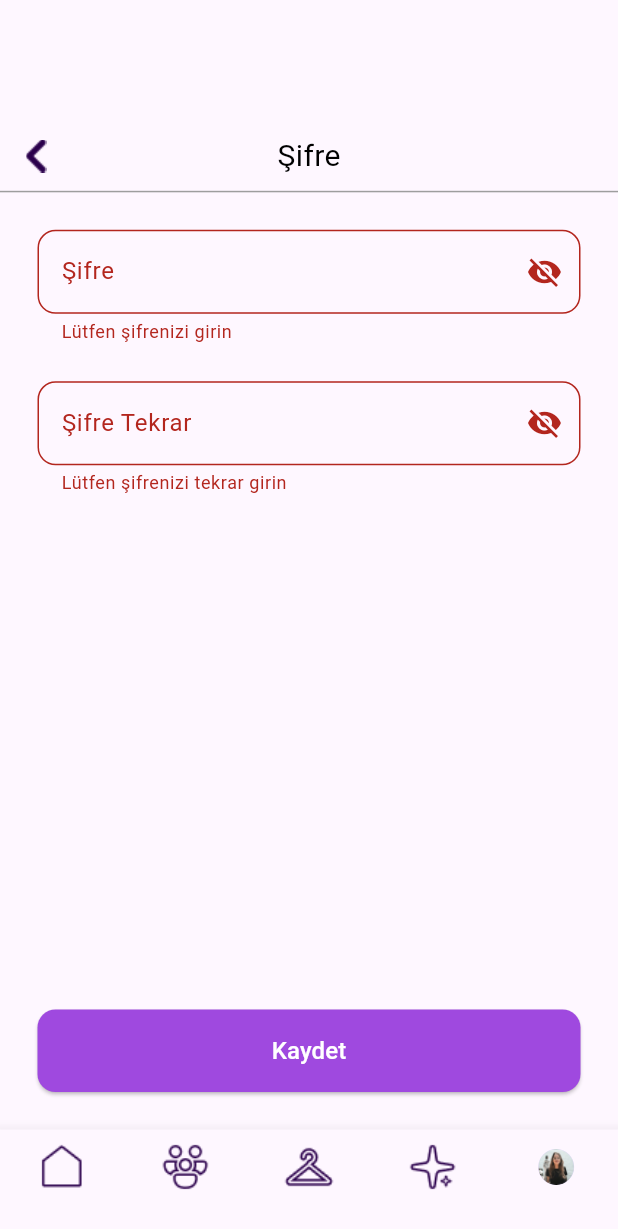
After one commit to wissenschaftlerin/oua_2024_bootcamp_flutter_grup32, a Flutter app: the ChangePasswordPage screen opened directly, after a tap on "Kaydet", on a phone screen of 412 x 824 dp. The commit adds this screen. Shown: the top 1229 px of the screen. Run offline on Flutter 3.47's test engine with Material 3 defaults, Android fonts, the light colour scheme and no system bars; our stand-ins replace cloud_firestore, connectivity_plus, firebase_auth, firebase_core, font_awesome_flutter, google_fonts and 3 more; missing offline and left inert: firebase_app_check; accounts and stored records are empty.

Commit message:
şifre ayarları sayfası kodları eklendi

```diff
--- a/fit4try/lib/screens/auth/sign_in/login_screen.dart
+++ b/fit4try/lib/screens/auth/sign_in/login_screen.dart
@@ -2,7 +2,7 @@
 // login ekranının main kısmı
 
 import 'package:flutter/material.dart';
-import 'package:fit4try/screens/auth/login.dart'; // SignInScreen sınıfının olduğu dosya import edildi
+import 'package:fit4try/screens/auth/sign_in/login.dart'; // SignInScreen sınıfının olduğu dosya import edildi
 
 class MyApp extends StatelessWidget {
   const MyApp({super.key});
--- /dev/null
+++ b/fit4try/lib/screens/settings/profile_settings/password_settings/change_password_page.dart
@@ -0,0 +1,15 @@
+import 'package:flutter/material.dart';
+import 'package:fit4try/screens/settings/profile_settings/password_settings/change_password_page_screen.dart';
+// Şifre ayarları sayfasının görüntüsü eklendi
+void main() {
+  runApp(MyApp());
+}
+
+class MyApp extends StatelessWidget {
+  @override
+  Widget build(BuildContext context) {
+    return MaterialApp(
+      home: ChangePasswordPage(),
+    );
+  }
+}
--- /dev/null
+++ b/fit4try/lib/screens/settings/profile_settings/password_settings/change_password_page_screen.dart
@@ -0,0 +1,231 @@
+import 'package:flutter/material.dart';
+
+class ChangePasswordPage extends StatefulWidget {
+  @override
+  _ChangePasswordPageState createState() => _ChangePasswordPageState();
+}
+
+class _ChangePasswordPageState extends State<ChangePasswordPage> {
+  final _formKey = GlobalKey<FormState>();
+  final _passwordController = TextEditingController();
+  final _confirmPasswordController = TextEditingController();
+  bool _isPasswordVisible = false;
+  bool _isConfirmPasswordVisible = false;
+  bool _isPasswordChanged = false;
+
+  @override
+  void dispose() {
+    _passwordController.dispose();
+    _confirmPasswordController.dispose();
+    super.dispose();
+  }
+
+  void _changePassword() {
+    if (_formKey.currentState!.validate()) {
+      setState(() {
+        _isPasswordChanged = true;
+      });
+    }
+  }
+
+  int _selectedIndex = 0;
+
+  void _onItemTapped(int index) {
+    setState(() {
+      _selectedIndex = index;
+    });
+  }
+
+
+  @override
+  Widget build(BuildContext context) {
+    return Scaffold(
+      body: Column(
+        children: [
+          Padding(
+            padding: const EdgeInsets.only(top: 80.0),
+            // AppBar'ı aşağı çekmek için üstten boşluk
+            child: Row(
+              children: [
+                IconButton(
+                  icon: Image.asset('assets/icon/back.png'),
+                  // PNG dosyasını kullanarak geri ikonu
+                  onPressed: () {
+                    // Geri gitme işlevi
+                  },
+                ),
+                Expanded(
+                  child: Center(
+                    child: Text(
+                      'Şifre',
+                      style: TextStyle(color: Colors.black, fontSize: 20),
+                    ),
+                  ),
+                ),
+                SizedBox(width: 48), // Sağdaki boşluğu dengeler
+              ],
+            ),
+          ),
+          Divider(color: Colors.grey, height: 0.2), // Çizgi
+          Expanded(
+            child: Padding(
+              padding: const EdgeInsets.all(25),
+              child: Form(
+                key: _formKey,
+                child: Column(
+                  mainAxisAlignment: MainAxisAlignment.center,
+                  children: [
+                    TextFormField(
+                      controller: _passwordController,
+                      obscureText: !_isPasswordVisible,
+                      decoration: InputDecoration(
+                        labelText: 'Şifre',
+                        border: OutlineInputBorder(
+                          borderRadius: BorderRadius.circular(12.0),
+                          borderSide: BorderSide(
+                            color: Colors.purple, // Kenarlık rengi
+                          ),
+                        ),
+                        suffixIcon: IconButton(
+                          icon: Icon(
+                            _isPasswordVisible ? Icons.visibility : Icons
+                                .visibility_off,
+                          ),
+                          onPressed: () {
+                            setState(() {
+                              _isPasswordVisible = !_isPasswordVisible;
+                            });
+                          },
+                        ),
+                      ),
+                      validator: (value) {
+                        if (value == null || value.isEmpty) {
+                          return 'Lütfen şifrenizi girin';
+                        }
+                        return null;
+                      },
+                    ),
+                    SizedBox(height: 25),
+                    if (!_isPasswordChanged)
+                      TextFormField(
+                        controller: _confirmPasswordController,
+                        obscureText: !_isConfirmPasswordVisible,
+                        decoration: InputDecoration(
+                          labelText: 'Şifre Tekrar',
+                          border: OutlineInputBorder(
+                            borderRadius: BorderRadius.circular(12.0),
+                            borderSide: BorderSide(
+                              color: Colors.purple, // Kenarlık rengi
+                            ),
+                          ),
+                          suffixIcon: IconButton(
+                            icon: Icon(
+                              _isConfirmPasswordVisible
+                                  ? Icons.visibility
+                                  : Icons.visibility_off,
+                            ),
+                            onPressed: () {
+                              setState(() {
+                                _isConfirmPasswordVisible =
+                                !_isConfirmPasswordVisible;
+                              });
+                            },
+                          ),
+                        ),
+                        validator: (value) {
+                          if (value == null || value.isEmpty) {
+                            return 'Lütfen şifrenizi tekrar girin';
+                          }
+                          if (value != _passwordController.text) {
+                            return 'Şifreler eşleşmiyor';
+                          }
+                          return null;
+                        },
+                      ),
+                    SizedBox(height: 16), // Şifre alanları arasındaki boşluk
+                    if (_isPasswordChanged)
+                      Padding(
+                        padding: const EdgeInsets.only(bottom: 16.0),
+                        child: Text(
+                          'Şifren başarılı bir şekilde değiştirildi.',
+                          style: TextStyle(color: Colors.green),
+                        ),
+                      ),
+                    Spacer(), // Şifre alanlarını aşağıya almak için
+                    ElevatedButton(
+                      onPressed: _changePassword,
+                      child: Container(
+                        width: double.infinity,
+                        padding: EdgeInsets.symmetric(vertical: 16),
+                        alignment: Alignment.center,
+                        child: Text('Kaydet', style: TextStyle(fontSize: 16,
+                            color: Colors.white)),
+                      ),
+                      style: ElevatedButton.styleFrom(
+                        backgroundColor: Color(0xFF9F49DF),
+                        // Buton arka plan rengi
+                        shape: RoundedRectangleBorder(
+                          borderRadius: BorderRadius.circular(12),
+                        ),
+                      ),
+                    ),
+                  ],
+                ),
+              ),
+            ),
+          ),
+        ],
+      ),
+
+      //Navigation Bar
+      bottomNavigationBar: BottomNavigationBar(
+        type: BottomNavigationBarType.fixed,
+        // İkonların hareket etmesini istersek bu satırı kaldırırız
+        items: [
+          BottomNavigationBarItem(
+            icon: Image.asset(
+              'assets/icon/home.png',
+              width: 36,
+              height: 36,
+            ),
+            label: '',
+          ),
+          BottomNavigationBarItem(
+            icon: Image.asset(
+              'assets/icon/community.png',
+              width: 36,
+              height: 36,
+            ),
+            label: '',
+          ),
+          BottomNavigationBarItem(
+            icon: Image.asset(
+              'assets/icon/picture.png',
+              width: 36,
+              height: 36,
+            ),
+            label: '',
+          ),
+          BottomNavigationBarItem(
+            icon: Image.asset(
+              'assets/icon/aı.png',
+              width: 36,
+              height: 36,
+            ),
+            label: '',
+          ),
+          BottomNavigationBarItem(
+            icon: CircleAvatar(
+              radius: 12,
+              backgroundImage: AssetImage('assets/icon/foto.png'),
+            ),
+            label: '',
+          ),
+        ],
+        currentIndex: _selectedIndex,
+        selectedItemColor: Colors.purple,
+        onTap: _onItemTapped,
+      ),
+    );
+  }
+}
--- a/fit4try/pubspec.yaml
+++ b/fit4try/pubspec.yaml
@@ -74,6 +74,7 @@ flutter:
   # To add assets to your application, add an assets section, like this:
   assets:
     - assets/images/
+    - assets/icon/
   #   - images/a_dot_ham.jpeg
 
   # An image asset can refer to one or more resolution-specific "variants", see
```
Also changed, not shown: fit4try/assets/icon/aı.png (added), fit4try/assets/icon/back.png (added), fit4try/assets/icon/community.png (added), fit4try/assets/icon/foto.png (added), fit4try/assets/icon/home.png (added), fit4try/assets/icon/picture.png (added), fit4try/pubspec.lock, 4 other files.
